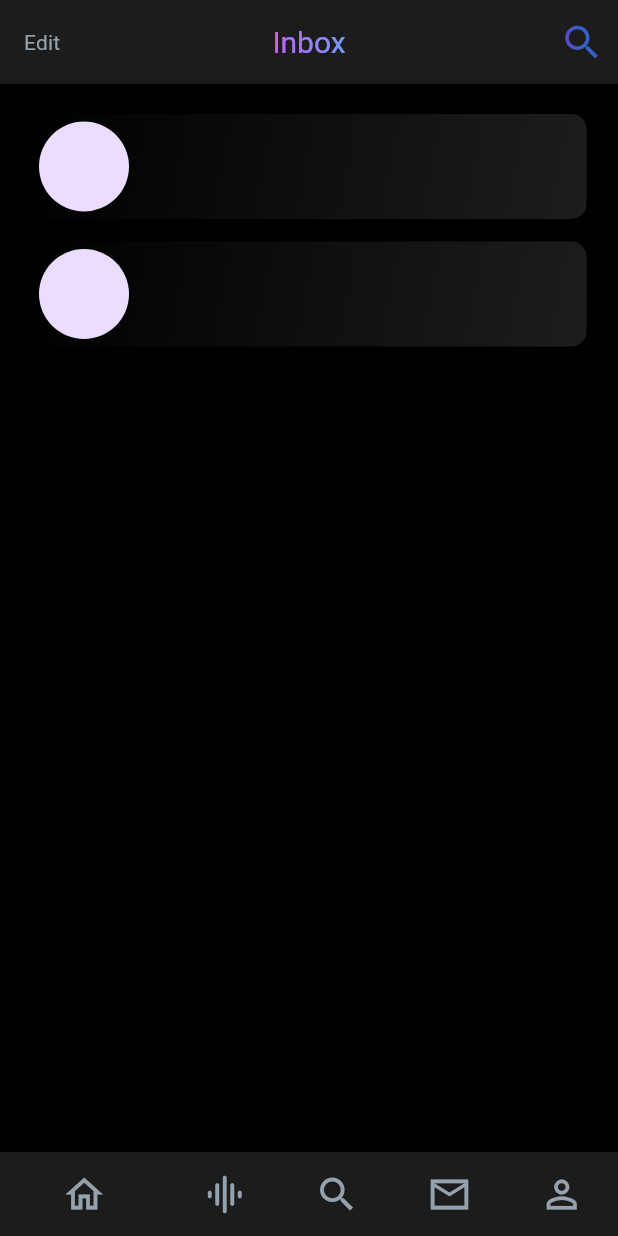
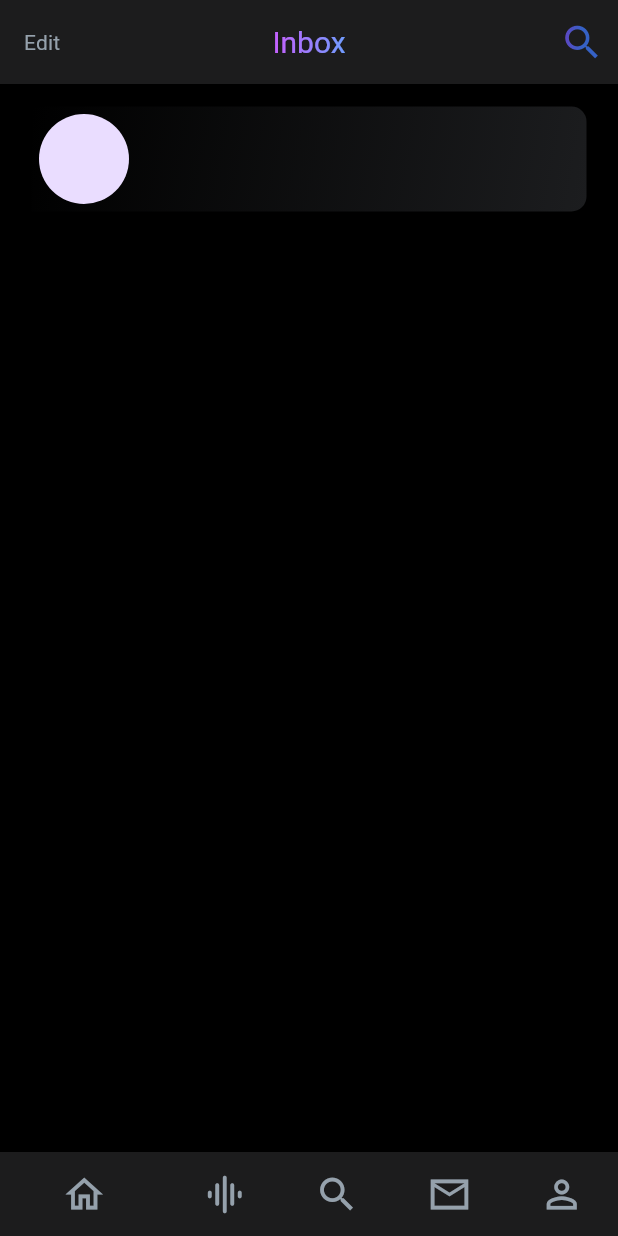
Before and after one commit to TheoBreaux/aayats-evaluation-theo-breaux, a Flutter app: the screen it shows after launch, on a phone screen of 412 x 824 dp. Run offline on Flutter 3.47's test engine with Material 3 defaults, Android fonts, the phone set to English and light mode, and no system bars; drawn by our look-alikes of simple_gradient_text.

```diff
--- a/lib/chat_list.dart
+++ b/lib/chat_list.dart
@@ -1,5 +1,3 @@
-import 'dart:ui';
-
 import 'package:flutter/material.dart';
 import 'package:simple_gradient_text/simple_gradient_text.dart';
 import 'package:front_end_evaluation/bottom_nav_bar.dart';
@@ -71,8 +69,12 @@ class _ChatList extends State<ChatList> {
           child: Column(
             mainAxisAlignment: MainAxisAlignment.start,
             children: [
-              const SizedBox(height: 20),
-              Stack(
+              const SizedBox(height: 15),
+              GestureDetector(
+                onTap: () {
+                  print('HELLO');
+                },
+                child: Stack(
                   children: [
                     Container(
                       width: 370,
@@ -109,44 +111,8 @@ class _ChatList extends State<ChatList> {
                     ),
                   ],
                 ),
+              ),
               const SizedBox(height: 15),
-              Stack(
-                children: [
-                  Container(
-                    width: 370,
-                    height: 70,
-                    decoration: const BoxDecoration(
-                      gradient: LinearGradient(
-                        begin: Alignment.topLeft,
-                        end: Alignment.bottomRight,
-                        colors: [
-                          Color.fromRGBO(28, 29, 31, 0),
-                          Color.fromRGBO(28, 29, 31, 1),
-                        ],
-                      ),
-                      borderRadius: BorderRadius.only(
-                        topRight: Radius.circular(10),
-                        bottomRight: Radius.circular(10),
-                      ),
-                    ),
-                  ),
-                  Positioned(
-                    top: 5,
-                    left: 5,
-                    child: Container(
-                      width: 60,
-                      height: 60,
-                      decoration: const BoxDecoration(
-                        shape: BoxShape.circle,
-                      ),
-                      child: const CircleAvatar(
-                        radius: 70,
-                        // backgroundImage: AssetImage(''),
-                      ),
-                    ),
-                  ),
-                ],
-              ),
             ],
           ),
         ),
```
Lines whose indentation alone changed are shown as unchanged.
